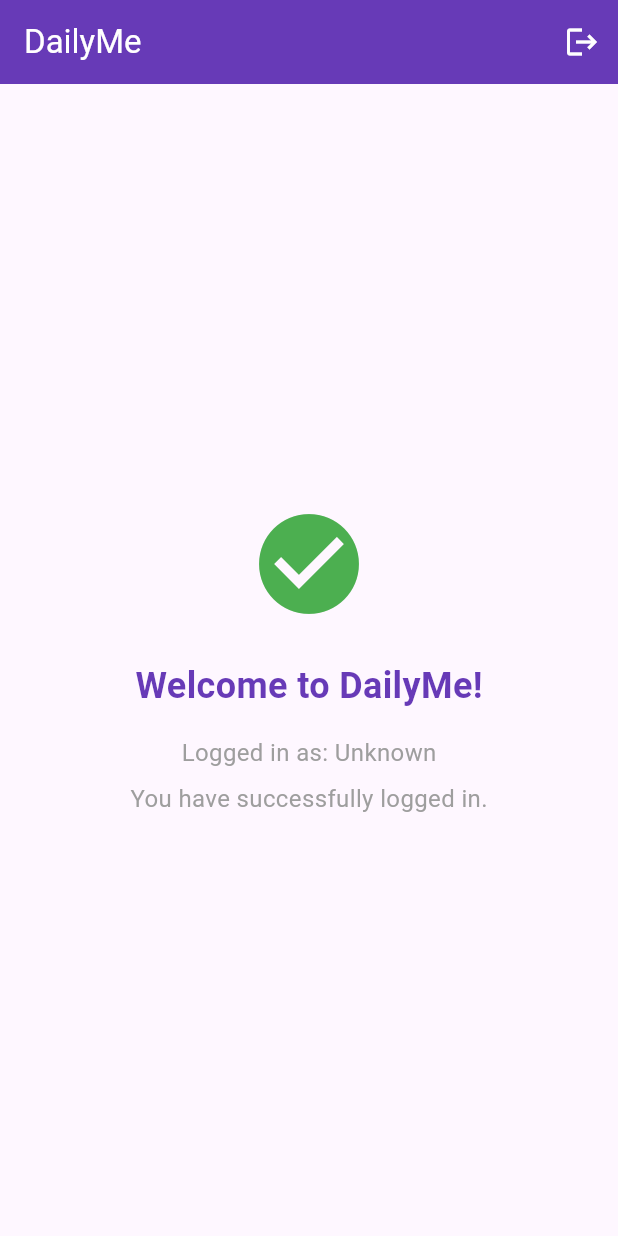
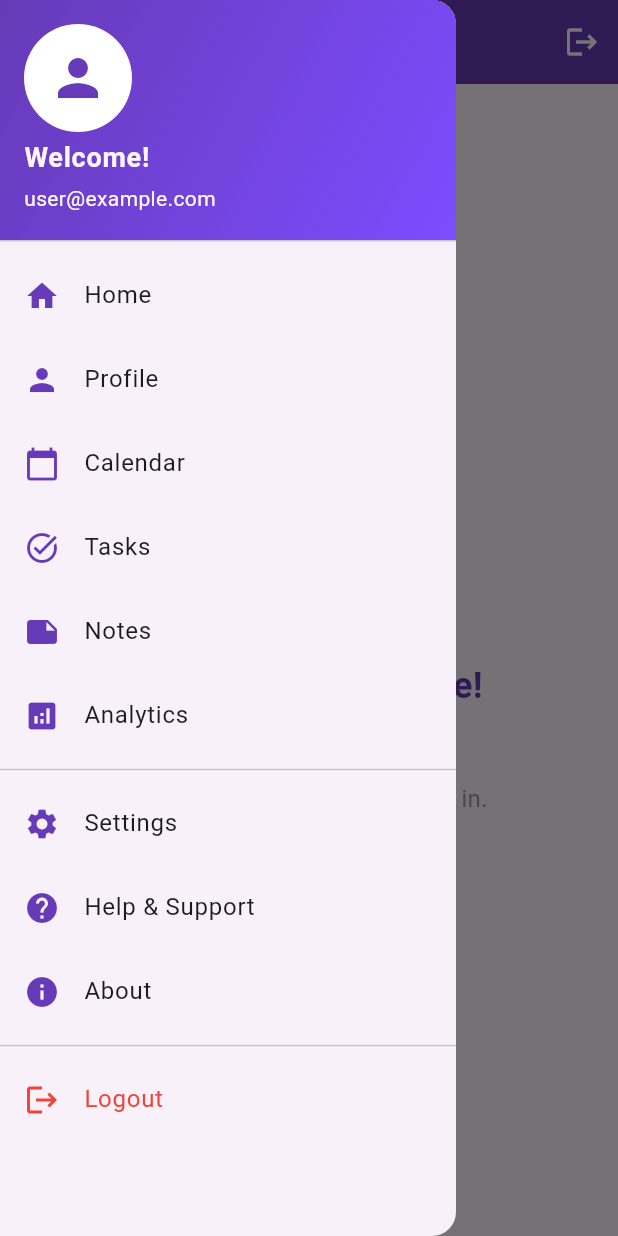
Before and after one commit to medvedenko96/dailyme, a Flutter app: the HomePage widget shown alone on an empty page, opened directly, with the side drawer open (before the commit the screen has no drawer), on a phone screen of 412 x 824 dp. Run offline on Flutter 3.47's test engine with Material 3 defaults, Android fonts, the phone set to English and light mode, and no system bars.

```diff
--- /dev/null
+++ b/lib/components/main_app_bar.dart
@@ -0,0 +1,67 @@
+import 'package:flutter/material.dart';
+import '../services/auth_service.dart';
+import '../pages/auth_page.dart';
+
+class MainAppBar extends StatelessWidget implements PreferredSizeWidget {
+  final String title;
+  final List<Widget>? actions;
+
+  const MainAppBar({
+    super.key,
+    required this.title,
+    this.actions,
+  });
+
+  @override
+  Widget build(BuildContext context) {
+    return AppBar(
+      title: Text(title),
+      backgroundColor: Colors.deepPurple,
+      foregroundColor: Colors.white,
+      actions: [
+        ...?actions,
+        IconButton(
+          icon: const Icon(Icons.logout),
+          onPressed: () {
+            _showLogoutDialog(context);
+          },
+        ),
+      ],
+    );
+  }
+
+  void _showLogoutDialog(BuildContext context) {
+    showDialog(
+      context: context,
+      builder: (BuildContext context) {
+        return AlertDialog(
+          title: const Text('Logout'),
+          content: const Text('Are you sure you want to logout?'),
+          actions: [
+            TextButton(
+              onPressed: () {
+                Navigator.of(context).pop();
+              },
+              child: const Text('Cancel'),
+            ),
+            TextButton(
+              onPressed: () {
+                Navigator.of(context).pop();
+                // Logout and navigate back to auth page
+                AuthService().logout();
+                Navigator.of(context).pushAndRemoveUntil(
+                  MaterialPageRoute(builder: (context) => const AuthPage()),
+                  (route) => false,
+                );
+              },
+              child: const Text('Logout'),
+            ),
+          ],
+        );
+      },
+    );
+  }
+
+  @override
+  Size get preferredSize => const Size.fromHeight(kToolbarHeight);
+}
--- /dev/null
+++ b/lib/components/main_drawer.dart
@@ -0,0 +1,220 @@
+import 'package:flutter/material.dart';
+import '../services/auth_service.dart';
+import '../pages/auth_page.dart';
+import '../pages/profile_page.dart';
+
+class MainDrawer extends StatelessWidget {
+  const MainDrawer({super.key});
+
+  @override
+  Widget build(BuildContext context) {
+    return Drawer(
+      child: ListView(
+        padding: EdgeInsets.zero,
+        children: [
+          UserAccountsDrawerHeader(
+            decoration: const BoxDecoration(
+              gradient: LinearGradient(
+                colors: [Colors.deepPurple, Colors.deepPurpleAccent],
+                begin: Alignment.topLeft,
+                end: Alignment.bottomRight,
+              ),
+            ),
+            accountName: const Text(
+              'Welcome!',
+              style: TextStyle(
+                fontSize: 18,
+                fontWeight: FontWeight.bold,
+              ),
+            ),
+            accountEmail: Text(
+              AuthService().currentUserEmail ?? 'user@example.com',
+              style: const TextStyle(fontSize: 14),
+            ),
+            currentAccountPicture: CircleAvatar(
+              backgroundColor: Colors.white,
+              child: Icon(
+                Icons.person,
+                size: 40,
+                color: Colors.deepPurple,
+              ),
+            ),
+          ),
+          ListTile(
+            leading: const Icon(Icons.home, color: Colors.deepPurple),
+            title: const Text('Home'),
+            onTap: () {
+              Navigator.pop(context);
+              // Navigate to home if not already there
+            },
+          ),
+          ListTile(
+            leading: const Icon(Icons.person, color: Colors.deepPurple),
+            title: const Text('Profile'),
+            onTap: () {
+              Navigator.pop(context);
+              Navigator.push(
+                context,
+                MaterialPageRoute(builder: (context) => const ProfilePage()),
+              );
+            },
+          ),
+          ListTile(
+            leading: const Icon(Icons.calendar_today, color: Colors.deepPurple),
+            title: const Text('Calendar'),
+            onTap: () {
+              Navigator.pop(context);
+              _showComingSoonSnackBar(context, 'Calendar');
+            },
+          ),
+          ListTile(
+            leading: const Icon(Icons.task_alt, color: Colors.deepPurple),
+            title: const Text('Tasks'),
+            onTap: () {
+              Navigator.pop(context);
+              _showComingSoonSnackBar(context, 'Tasks');
+            },
+          ),
+          ListTile(
+            leading: const Icon(Icons.note, color: Colors.deepPurple),
+            title: const Text('Notes'),
+            onTap: () {
+              Navigator.pop(context);
+              _showComingSoonSnackBar(context, 'Notes');
+            },
+          ),
+          ListTile(
+            leading: const Icon(Icons.analytics, color: Colors.deepPurple),
+            title: const Text('Analytics'),
+            onTap: () {
+              Navigator.pop(context);
+              _showComingSoonSnackBar(context, 'Analytics');
+            },
+          ),
+          const Divider(),
+          ListTile(
+            leading: const Icon(Icons.settings, color: Colors.deepPurple),
+            title: const Text('Settings'),
+            onTap: () {
+              Navigator.pop(context);
+              _showComingSoonSnackBar(context, 'Settings');
+            },
+          ),
+          ListTile(
+            leading: const Icon(Icons.help, color: Colors.deepPurple),
+            title: const Text('Help & Support'),
+            onTap: () {
+              Navigator.pop(context);
+              _showComingSoonSnackBar(context, 'Help & Support');
+            },
+          ),
+          ListTile(
+            leading: const Icon(Icons.info, color: Colors.deepPurple),
+            title: const Text('About'),
+            onTap: () {
+              Navigator.pop(context);
+              _showAboutDialog(context);
+            },
+          ),
+          const Divider(),
+          ListTile(
+            leading: const Icon(Icons.logout, color: Colors.red),
+            title: const Text('Logout', style: TextStyle(color: Colors.red)),
+            onTap: () {
+              Navigator.pop(context);
+              _showLogoutDialog(context);
+            },
+          ),
+        ],
+      ),
+    );
+  }
+
+  void _showComingSoonSnackBar(BuildContext context, String feature) {
+    ScaffoldMessenger.of(context).showSnackBar(
+      SnackBar(
+        content: Text('$feature feature coming soon!'),
+        backgroundColor: Colors.deepPurple,
+        duration: const Duration(seconds: 2),
+      ),
+    );
+  }
+
+  void _showAboutDialog(BuildContext context) {
+    showDialog(
+      context: context,
+      builder: (BuildContext context) {
+        return AlertDialog(
+          title: const Text('About DailyMe'),
+          content: const Column(
+            mainAxisSize: MainAxisSize.min,
+            crossAxisAlignment: CrossAxisAlignment.start,
+            children: [
+              Text(
+                'DailyMe',
+                style: TextStyle(
+                  fontSize: 18,
+                  fontWeight: FontWeight.bold,
+                  color: Colors.deepPurple,
+                ),
+              ),
+              SizedBox(height: 8),
+              Text('Version 1.0.0'),
+              SizedBox(height: 16),
+              Text(
+                'A personal productivity app to help you manage your daily tasks, notes, and schedule.',
+              ),
+              SizedBox(height: 16),
+              Text(
+                'Built with Flutter ❤️',
+                style: TextStyle(
+                  fontStyle: FontStyle.italic,
+                ),
+              ),
+            ],
+          ),
+          actions: [
+            TextButton(
+              onPressed: () {
+                Navigator.of(context).pop();
+              },
+              child: const Text('Close'),
+            ),
+          ],
+        );
+      },
+    );
+  }
+
+  void _showLogoutDialog(BuildContext context) {
+    showDialog(
+      context: context,
+      builder: (BuildContext context) {
+        return AlertDialog(
+          title: const Text('Logout'),
+          content: const Text('Are you sure you want to logout?'),
+          actions: [
+            TextButton(
+              onPressed: () {
+                Navigator.of(context).pop();
+              },
+              child: const Text('Cancel'),
+            ),
+            TextButton(
+              onPressed: () {
+                Navigator.of(context).pop();
+                // Logout and navigate back to auth page
+                AuthService().logout();
+                Navigator.of(context).pushAndRemoveUntil(
+                  MaterialPageRoute(builder: (context) => const AuthPage()),
+                  (route) => false,
+                );
+              },
+              child: const Text('Logout'),
+            ),
+          ],
+        );
+      },
+    );
+  }
+}
--- /dev/null
+++ b/lib/components/main_layout.dart
@@ -0,0 +1,31 @@
+import 'package:flutter/material.dart';
+import 'main_app_bar.dart';
+import 'main_drawer.dart';
+
+class MainLayout extends StatelessWidget {
+  final String title;
+  final Widget body;
+  final List<Widget>? appBarActions;
+  final Widget? floatingActionButton;
+
+  const MainLayout({
+    super.key,
+    required this.title,
+    required this.body,
+    this.appBarActions,
+    this.floatingActionButton,
+  });
+
+  @override
+  Widget build(BuildContext context) {
+    return Scaffold(
+      appBar: MainAppBar(
+        title: title,
+        actions: appBarActions,
+      ),
+      drawer: const MainDrawer(),
+      body: body,
+      floatingActionButton: floatingActionButton,
+    );
+  }
+}
--- a/lib/pages/home_page.dart
+++ b/lib/pages/home_page.dart
@@ -1,26 +1,14 @@
 import 'package:flutter/material.dart';
 import '../services/auth_service.dart';
-import 'auth_page.dart';
+import '../components/main_layout.dart';
 
 class HomePage extends StatelessWidget {
   const HomePage({super.key});
 
   @override
   Widget build(BuildContext context) {
-    return Scaffold(
-      appBar: AppBar(
-        title: const Text('DailyMe'),
-        backgroundColor: Colors.deepPurple,
-        foregroundColor: Colors.white,
-        actions: [
-          IconButton(
-            icon: const Icon(Icons.logout),
-            onPressed: () {
-              _showLogoutDialog(context);
-            },
-          ),
-        ],
-      ),
+    return MainLayout(
+      title: 'DailyMe',
       body: Center(
         child: Column(
           mainAxisAlignment: MainAxisAlignment.center,
@@ -60,35 +48,4 @@ class HomePage extends StatelessWidget {
       ),
     );
   }
-
-  void _showLogoutDialog(BuildContext context) {
-    showDialog(
-      context: context,
-      builder: (BuildContext context) {
-        return AlertDialog(
-          title: const Text('Logout'),
-          content: const Text('Are you sure you want to logout?'),
-          actions: [
-            TextButton(
-              onPressed: () {
-                Navigator.of(context).pop();
-              },
-              child: const Text('Cancel'),
-            ),
-            TextButton(
-              onPressed: () {
-                Navigator.of(context).pop();
-                // Logout and navigate back to auth page
-                AuthService().logout();
-                Navigator.of(context).pushReplacement(
-                  MaterialPageRoute(builder: (context) => const AuthPage()),
-                );
-              },
-              child: const Text('Logout'),
-            ),
-          ],
-        );
-      },
-    );
-  }
 }
```
Also changed, not shown: lib/pages/profile_page.dart (added, +127 -0 lines).
